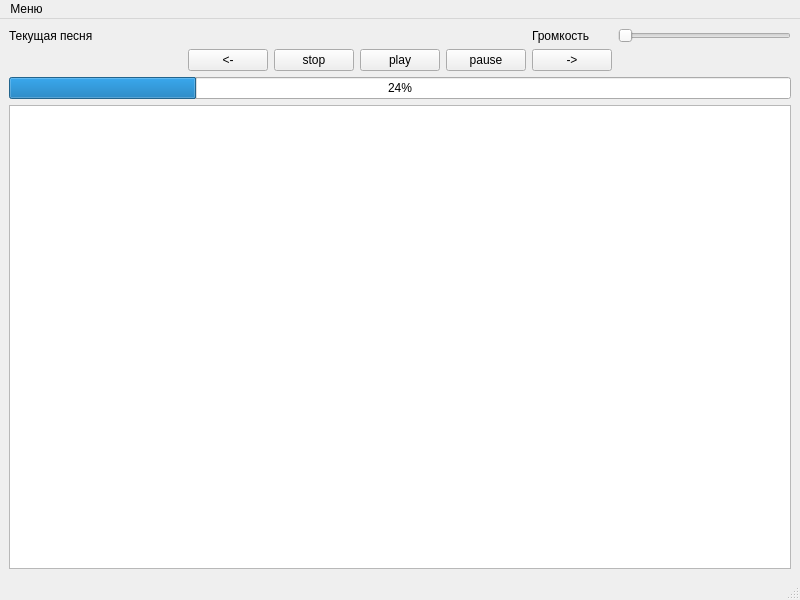
This is mainwindow.ui in Dark-Engineer/DE-Audio as Qt 5 draws it before an edit. The edited form follows.
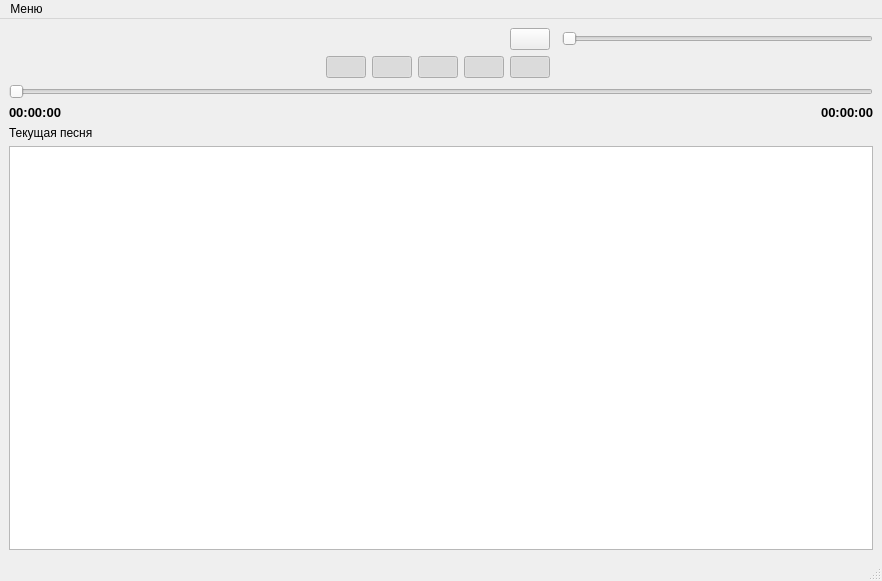
This is the edited form. Icons and pictures are not drawn.

Commit message: Added saving of playlist with tracks to json file. Improved track rewind slider. Added mute button.

```diff
--- a/mainwindow.ui
+++ b/mainwindow.ui
@@ -6,8 +6,8 @@
    <rect>
     <x>0</x>
     <y>0</y>
-    <width>800</width>
-    <height>600</height>
+    <width>882</width>
+    <height>581</height>
    </rect>
   </property>
   <property name="windowTitle">
@@ -15,98 +15,253 @@
   </property>
   <widget class="QWidget" name="centralwidget">
    <layout class="QGridLayout" name="gridLayout">
-    <item row="1" column="5">
-     <widget class="QPushButton" name="forward">
+    <item row="0" column="5">
+     <widget class="QPushButton" name="soundlessly">
+      <property name="sizePolicy">
+       <sizepolicy hsizetype="Minimum" vsizetype="Fixed">
+        <horstretch>0</horstretch>
+        <verstretch>0</verstretch>
+       </sizepolicy>
+      </property>
+      <property name="minimumSize">
+       <size>
+        <width>0</width>
+        <height>0</height>
+       </size>
+      </property>
+      <property name="maximumSize">
+       <size>
+        <width>100</width>
+        <height>100</height>
+       </size>
+      </property>
+      <property name="sizeIncrement">
+       <size>
+        <width>0</width>
+        <height>0</height>
+       </size>
+      </property>
       <property name="text">
-       <string>-&gt;</string>
+       <string/>
+      </property>
+      <property name="iconSize">
+       <size>
+        <width>30</width>
+        <height>30</height>
+       </size>
+      </property>
+     </widget>
+    </item>
+    <item row="8" column="7">
+     <widget class="QLabel" name="timeEnd">
+      <property name="font">
+       <font>
+        <family>Arial</family>
+        <pointsize>10</pointsize>
+        <weight>75</weight>
+        <bold>true</bold>
+       </font>
+      </property>
+      <property name="text">
+       <string>00:00:00</string>
+      </property>
+      <property name="alignment">
+       <set>Qt::AlignRight|Qt::AlignTrailing|Qt::AlignVCenter</set>
+      </property>
+     </widget>
+    </item>
+    <item row="11" column="0" colspan="8">
+     <widget class="QTableView" name="playlistView"/>
+    </item>
+    <item row="10" column="0" colspan="8">
+     <widget class="QLabel" name="currentTrack">
+      <property name="text">
+       <string>Текущая песня</string>
       </property>
      </widget>
     </item>
     <item row="1" column="1">
      <widget class="QPushButton" name="back">
       <property name="text">
-       <string>&lt;-</string>
+       <string/>
+      </property>
+      <property name="icon">
+       <iconset resource="Icon.qrc">
+        <normaloff>:/Icon/back.png</normaloff>:/Icon/back.png</iconset>
+      </property>
+      <property name="iconSize">
+       <size>
+        <width>40</width>
+        <height>50</height>
+       </size>
+      </property>
+      <property name="checkable">
+       <bool>true</bool>
+      </property>
+      <property name="checked">
+       <bool>true</bool>
       </property>
      </widget>
     </item>
-    <item row="0" column="6">
+    <item row="0" column="7">
      <widget class="QSlider" name="sound">
-      <property name="orientation">
-       <enum>Qt::Horizontal</enum>
+      <property name="sizePolicy">
+       <sizepolicy hsizetype="Expanding" vsizetype="Fixed">
+        <horstretch>0</horstretch>
+        <verstretch>0</verstretch>
+       </sizepolicy>
       </property>
-     </widget>
-    </item>
-    <item row="0" column="5">
-     <widget class="QLabel" name="label_2">
-      <property name="text">
-       <string>Громкость</string>
-      </property>
-     </widget>
-    </item>
-    <item row="1" column="3">
-     <widget class="QPushButton" name="play">
-      <property name="text">
-       <string>play</string>
-      </property>
-     </widget>
-    </item>
-    <item row="1" column="0">
-     <spacer name="horizontalSpacer">
       <property name="orientation">
        <enum>Qt::Horizontal</enum>
       </property>
-      <property name="sizeHint" stdset="0">
-       <size>
-        <width>40</width>
-        <height>20</height>
-       </size>
-      </property>
-     </spacer>
+     </widget>
     </item>
     <item row="1" column="4">
      <widget class="QPushButton" name="pause">
       <property name="text">
-       <string>pause</string>
+       <string/>
       </property>
-     </widget>
-    </item>
-    <item row="1" column="6">
-     <spacer name="horizontalSpacer_2">
-      <property name="orientation">
-       <enum>Qt::Horizontal</enum>
+      <property name="icon">
+       <iconset resource="Icon.qrc">
+        <normaloff>:/Icon/pause.png</normaloff>:/Icon/pause.png</iconset>
       </property>
-      <property name="sizeHint" stdset="0">
+      <property name="iconSize">
        <size>
         <width>40</width>
-        <height>20</height>
+        <height>50</height>
        </size>
       </property>
-     </spacer>
+      <property name="checkable">
+       <bool>true</bool>
+      </property>
+      <property name="checked">
+       <bool>true</bool>
+      </property>
+     </widget>
     </item>
-    <item row="0" column="0">
-     <widget class="QLabel" name="currentTrack">
+    <item row="8" column="0">
+     <widget class="QLabel" name="timeStart">
+      <property name="font">
+       <font>
+        <family>Arial</family>
+        <pointsize>10</pointsize>
+        <weight>75</weight>
+        <bold>true</bold>
+       </font>
+      </property>
       <property name="text">
-       <string>Текущая песня</string>
+       <string>00:00:00</string>
+      </property>
+      <property name="alignment">
+       <set>Qt::AlignLeading|Qt::AlignLeft|Qt::AlignVCenter</set>
       </property>
      </widget>
     </item>
     <item row="1" column="2">
      <widget class="QPushButton" name="stop">
       <property name="text">
-       <string>stop</string>
+       <string/>
       </property>
+      <property name="icon">
+       <iconset resource="Icon.qrc">
+        <normaloff>:/Icon/stop.png</normaloff>:/Icon/stop.png</iconset>
+      </property>
+      <property name="iconSize">
+       <size>
+        <width>40</width>
+        <height>50</height>
+       </size>
+      </property>
+      <property name="checkable">
+       <bool>true</bool>
+      </property>
+      <property name="checked">
+       <bool>true</bool>
+      </property>
      </widget>
     </item>
-    <item row="3" column="0" colspan="7">
-     <widget class="QTableView" name="playlistView"/>
+    <item row="1" column="6" colspan="2">
+     <spacer name="horizontalSpacer_2">
+      <property name="orientation">
+       <enum>Qt::Horizontal</enum>
+      </property>
+      <property name="sizeHint" stdset="0">
+       <size>
+        <width>40</width>
+        <height>20</height>
+       </size>
+      </property>
+     </spacer>
     </item>
-    <item row="2" column="0" colspan="7">
-     <widget class="QProgressBar" name="length_music">
-      <property name="value">
-       <number>24</number>
+    <item row="1" column="3">
+     <widget class="QPushButton" name="play">
+      <property name="text">
+       <string/>
       </property>
+      <property name="icon">
+       <iconset resource="Icon.qrc">
+        <normaloff>:/Icon/play.png</normaloff>:/Icon/play.png</iconset>
+      </property>
+      <property name="iconSize">
+       <size>
+        <width>40</width>
+        <height>50</height>
+       </size>
+      </property>
+      <property name="checkable">
+       <bool>true</bool>
+      </property>
+      <property name="checked">
+       <bool>true</bool>
+      </property>
+      <property name="autoDefault">
+       <bool>false</bool>
+      </property>
      </widget>
     </item>
+    <item row="7" column="0" colspan="8">
+     <widget class="QSlider" name="lengthMusic">
+      <property name="orientation">
+       <enum>Qt::Horizontal</enum>
+      </property>
+     </widget>
+    </item>
+    <item row="1" column="5">
+     <widget class="QPushButton" name="forward">
+      <property name="text">
+       <string/>
+      </property>
+      <property name="icon">
+       <iconset resource="Icon.qrc">
+        <normaloff>:/Icon/next.png</normaloff>:/Icon/next.png</iconset>
+      </property>
+      <property name="iconSize">
+       <size>
+        <width>40</width>
+        <height>50</height>
+       </size>
+      </property>
+      <property name="checkable">
+       <bool>true</bool>
+      </property>
+      <property name="checked">
+       <bool>true</bool>
+      </property>
+     </widget>
+    </item>
+    <item row="1" column="0">
+     <spacer name="horizontalSpacer">
+      <property name="orientation">
+       <enum>Qt::Horizontal</enum>
+      </property>
+      <property name="sizeHint" stdset="0">
+       <size>
+        <width>40</width>
+        <height>20</height>
+       </size>
+      </property>
+     </spacer>
+    </item>
    </layout>
   </widget>
   <widget class="QMenuBar" name="menubar">
@@ -114,8 +269,8 @@
     <rect>
      <x>0</x>
      <y>0</y>
-     <width>800</width>
-     <height>22</height>
+     <width>882</width>
+     <height>20</height>
     </rect>
    </property>
    <widget class="QMenu" name="menu">
```
Left out of the diff: 35 changed lines with no effect on the pictures. The commit also changes 6 other files.
